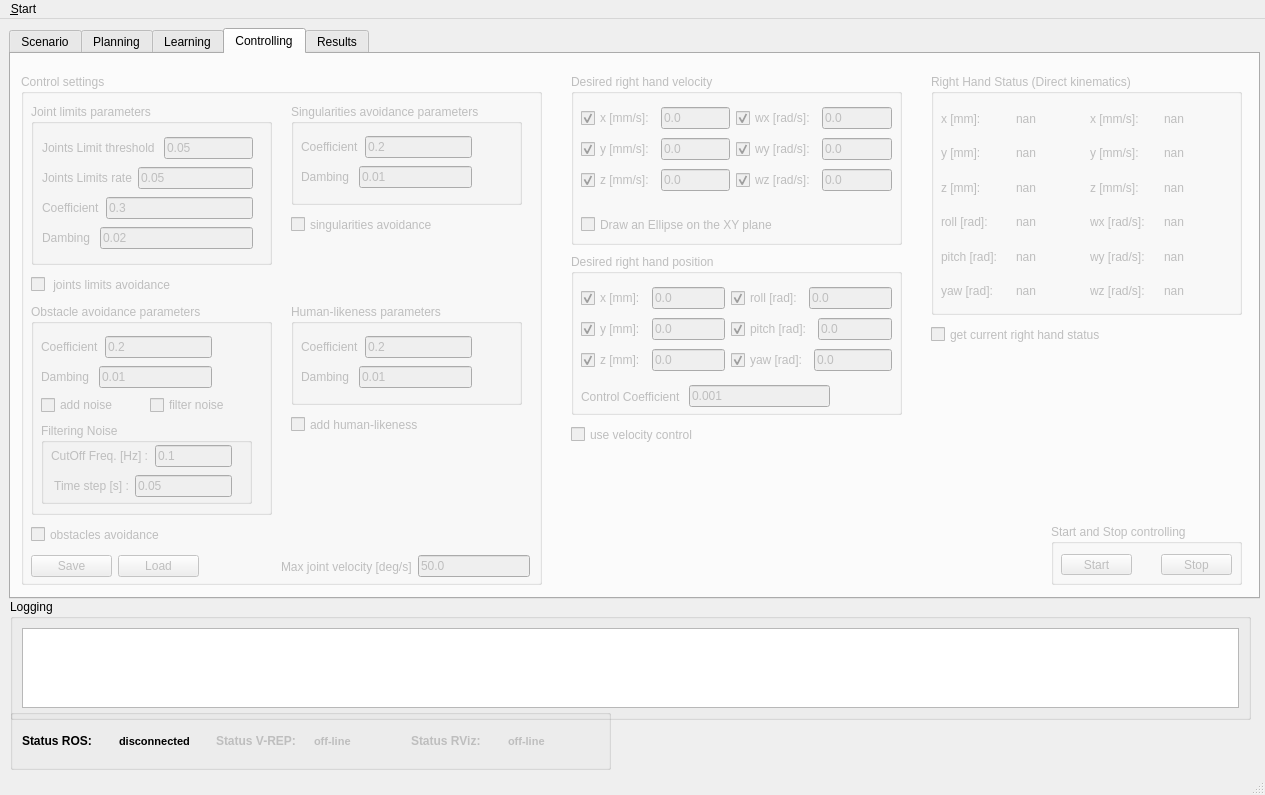
Qt form ui/main_window.ui (zohannn/motion_manager) before a commit.
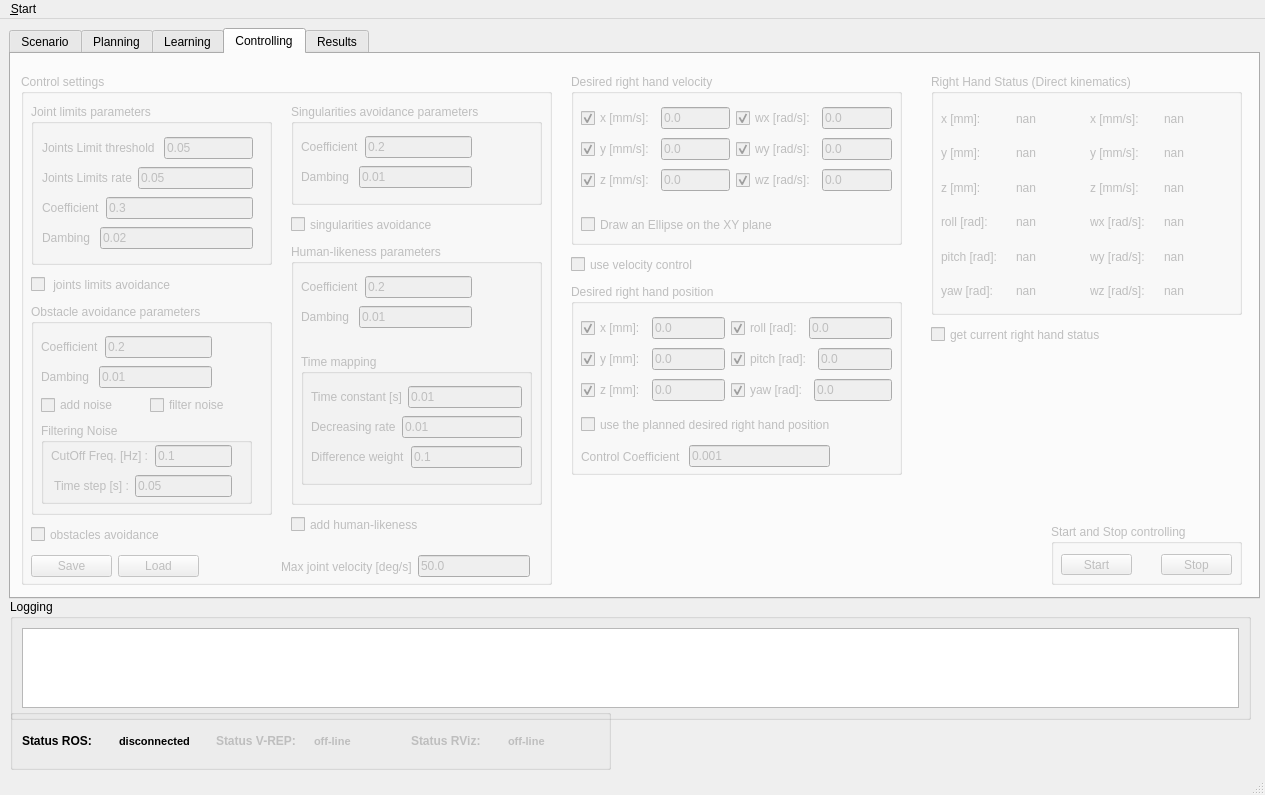
The same form after that commit. The open tabs and pages were chosen to show the change. Icons and pictures are not drawn. Custom widgets are drawn as their Qt base class.

```diff
--- a/ui/main_window.ui
+++ b/ui/main_window.ui
@@ -1917,9 +1917,9 @@
       <property name="geometry">
        <rect>
         <x>560</x>
-        <y>200</y>
+        <y>230</y>
         <width>331</width>
-        <height>161</height>
+        <height>191</height>
        </rect>
       </property>
       <property name="title">
@@ -2075,7 +2075,7 @@
        <property name="geometry">
         <rect>
          <x>10</x>
-         <y>130</y>
+         <y>160</y>
          <width>249</width>
          <height>25</height>
         </rect>
@@ -2097,6 +2097,19 @@
         </item>
        </layout>
       </widget>
+      <widget class="QCheckBox" name="checkBox_use_plan_hand_pos">
+       <property name="geometry">
+        <rect>
+         <x>10</x>
+         <y>130</y>
+         <width>291</width>
+         <height>21</height>
+        </rect>
+       </property>
+       <property name="text">
+        <string>use the planned desired right hand position</string>
+       </property>
+      </widget>
      </widget>
      <widget class="QCheckBox" name="checkBox_right_hand_status">
       <property name="geometry">
@@ -2115,7 +2128,7 @@
       <property name="geometry">
        <rect>
         <x>560</x>
-        <y>370</y>
+        <y>200</y>
         <width>181</width>
         <height>21</height>
        </rect>
@@ -2420,7 +2433,7 @@
        <rect>
         <x>10</x>
         <y>20</y>
-        <width>521</width>
+        <width>531</width>
         <height>511</height>
        </rect>
       </property>
@@ -2440,7 +2453,7 @@
        <property name="geometry">
         <rect>
          <x>270</x>
-         <y>340</y>
+         <y>440</y>
          <width>171</width>
          <height>21</height>
         </rect>
@@ -2593,7 +2606,7 @@
         <rect>
          <x>270</x>
          <y>30</y>
-         <width>231</width>
+         <width>251</width>
          <height>101</height>
         </rect>
        </property>
@@ -2830,9 +2843,9 @@
        <property name="geometry">
         <rect>
          <x>270</x>
-         <y>230</y>
-         <width>231</width>
-         <height>101</height>
+         <y>170</y>
+         <width>251</width>
+         <height>261</height>
         </rect>
        </property>
        <property name="title">
@@ -2886,6 +2899,85 @@
          </item>
         </layout>
        </widget>
+       <widget class="QGroupBox" name="groupBox_time_mapping">
+        <property name="geometry">
+         <rect>
+          <x>10</x>
+          <y>110</y>
+          <width>231</width>
+          <height>131</height>
+         </rect>
+        </property>
+        <property name="title">
+         <string>Time mapping</string>
+        </property>
+        <widget class="QWidget" name="">
+         <property name="geometry">
+          <rect>
+           <x>10</x>
+           <y>30</y>
+           <width>211</width>
+           <height>89</height>
+          </rect>
+         </property>
+         <layout class="QVBoxLayout" name="verticalLayout_106">
+          <item>
+           <layout class="QHBoxLayout" name="horizontalLayout_571">
+            <item>
+             <widget class="QLabel" name="label_tau">
+              <property name="text">
+               <string>Time constant [s]</string>
+              </property>
+             </widget>
+            </item>
+            <item>
+             <widget class="QLineEdit" name="lineEdit_tau">
+              <property name="text">
+               <string>0.01</string>
+              </property>
+             </widget>
+            </item>
+           </layout>
+          </item>
+          <item>
+           <layout class="QHBoxLayout" name="horizontalLayout_572">
+            <item>
+             <widget class="QLabel" name="label_dec_rate">
+              <property name="text">
+               <string>Decreasing rate</string>
+              </property>
+             </widget>
+            </item>
+            <item>
+             <widget class="QLineEdit" name="lineEdit_dec_rate">
+              <property name="text">
+               <string>0.01</string>
+              </property>
+             </widget>
+            </item>
+           </layout>
+          </item>
+          <item>
+           <layout class="QHBoxLayout" name="horizontalLayout_573">
+            <item>
+             <widget class="QLabel" name="label_diff_w">
+              <property name="text">
+               <string>Difference weight</string>
+              </property>
+             </widget>
+            </item>
+            <item>
+             <widget class="QLineEdit" name="lineEdit_diff_w">
+              <property name="text">
+               <string>0.1</string>
+              </property>
+             </widget>
+            </item>
+           </layout>
+          </item>
+         </layout>
+        </widget>
+       </widget>
       </widget>
       <widget class="QWidget" name="layoutWidget">
        <property name="geometry">
```
Left out of the diff: 6 changed lines with no effect on the pictures.
